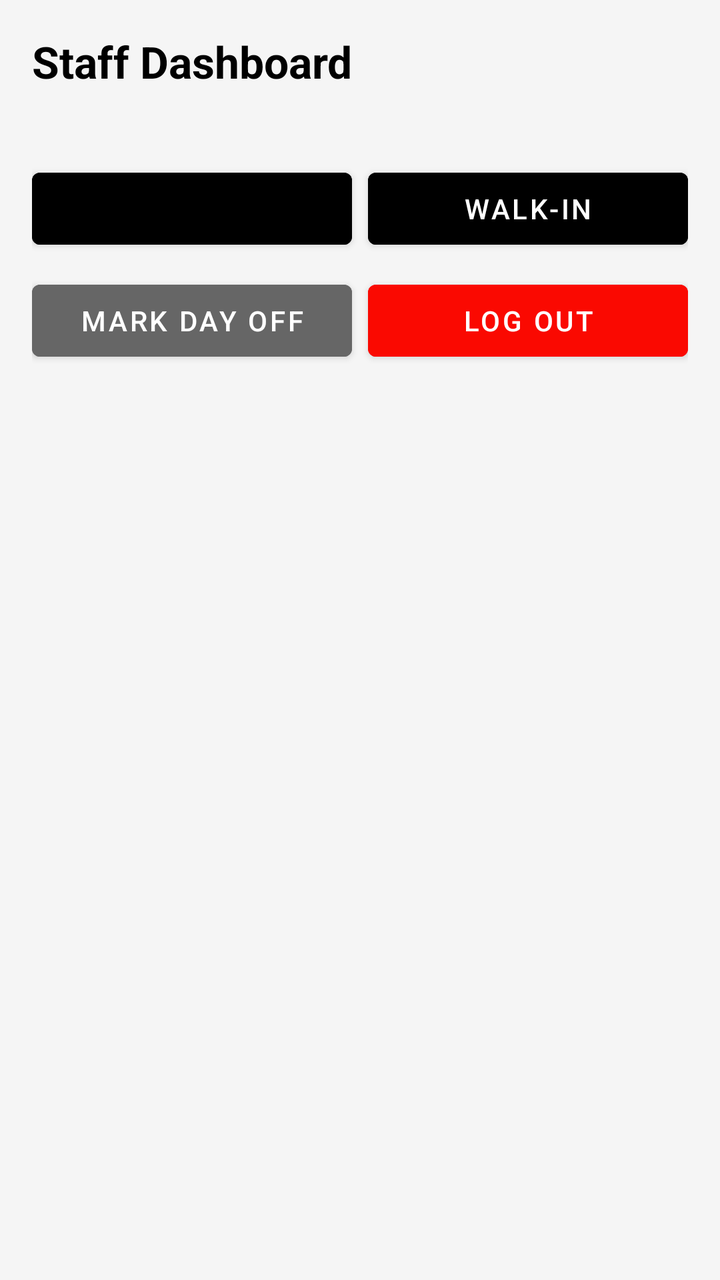
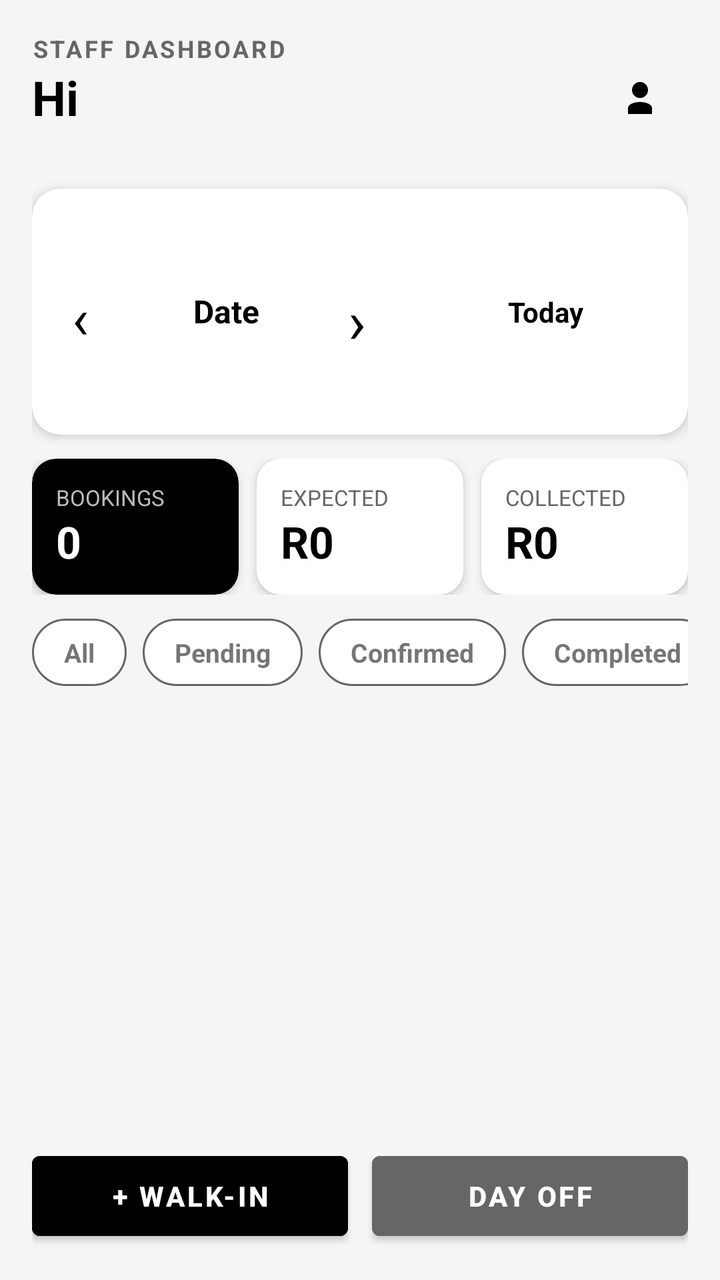

The first picture is an Android layout as it rendered before a commit; the second is the same layout after the commit. The layout source and the unified diff follow.
<!-- AndroidManifest.xml: application theme Theme.TheGentlemensBar -->
<!-- res/layout/activity_staff_dashboard.xml -->
<?xml version="1.0" encoding="utf-8"?>
<LinearLayout xmlns:android="http://schemas.android.com/apk/res/android"
    android:layout_width="match_parent"
    android:layout_height="match_parent"
    android:orientation="vertical"
    android:background="#F5F5F5"
    android:padding="16dp">

    <TextView
        android:id="@+id/staffTitle"
        android:layout_width="match_parent"
        android:layout_height="wrap_content"
        android:text="Staff Dashboard"
        android:textSize="22sp"
        android:textStyle="bold"
        android:textColor="@color/black"/>

    <TextView
        android:id="@+id/staffSummary"
        android:layout_width="match_parent"
        android:layout_height="wrap_content"
        android:textColor="@color/gray"
        android:layout_marginTop="4dp"
        android:layout_marginBottom="12dp"/>

    <LinearLayout
        android:layout_width="match_parent"
        android:layout_height="wrap_content"
        android:orientation="horizontal">

        <Button
            android:id="@+id/staffDateBtn"
            android:layout_width="0dp"
            android:layout_height="wrap_content"
            android:layout_weight="1"
            android:layout_marginEnd="4dp"
            android:backgroundTint="@color/black"
            android:textColor="@android:color/white"/>

        <Button
            android:id="@+id/staffWalkInBtn"
            android:layout_width="0dp"
            android:layout_height="wrap_content"
            android:layout_weight="1"
            android:layout_marginStart="4dp"
            android:text="Walk-in"
            android:backgroundTint="@color/black"
            android:textColor="@android:color/white"/>
    </LinearLayout>

    <LinearLayout
        android:layout_width="match_parent"
        android:layout_height="wrap_content"
        android:orientation="horizontal"
        android:layout_marginTop="8dp">

        <Button
            android:id="@+id/staffDayOffBtn"
            android:layout_width="0dp"
            android:layout_height="wrap_content"
            android:layout_weight="1"
            android:layout_marginEnd="4dp"
            android:text="Mark day off"
            android:backgroundTint="@color/gray"
            android:textColor="@android:color/white"/>

        <Button
            android:id="@+id/staffLogoutBtn"
            android:layout_width="0dp"
            android:layout_height="wrap_content"
            android:layout_weight="1"
            android:layout_marginStart="4dp"
            android:text="Log out"
            android:backgroundTint="@color/red"
            android:textColor="@android:color/white"/>
    </LinearLayout>

    <androidx.recyclerview.widget.RecyclerView
        android:id="@+id/staffRecycler"
        android:layout_width="match_parent"
        android:layout_height="0dp"
        android:layout_weight="1"
        android:layout_marginTop="12dp"/>
</LinearLayout>
<!-- resources referenced by this layout -->
<resources>
  <color name="black">#FF000000</color>
  <color name="gray">#666666</color>
  <color name="red">#FA0901</color>
  <style name="Theme.TheGentlemensBar" parent="Theme.MaterialComponents.Light.NoActionBar">
          
          <item name="colorPrimary">@color/black</item>
          <item name="colorPrimaryVariant">@color/black</item>
          <item name="colorOnPrimary">@color/white</item>
  
          
          <item name="colorSecondary">@color/black</item>
          <item name="colorOnSecondary">@color/white</item>
  
          
          <item name="android:statusBarColor">@color/black</item>
  
          
          <item name="android:windowBackground">#F5F5F5</item>
          <item name="colorSurface">@color/white</item>
          <item name="colorOnSurface">@color/black</item>
      </style>
  <color name="white">#FFFFFFFF</color>
</resources>

<!-- the commit's change to res/layout/activity_staff_dashboard.xml (unified diff, before → after) -->
@@ -1,84 +1,361 @@
 <?xml version="1.0" encoding="utf-8"?>
 <LinearLayout xmlns:android="http://schemas.android.com/apk/res/android"
+    xmlns:app="http://schemas.android.com/apk/res-auto"
     android:layout_width="match_parent"
     android:layout_height="match_parent"
     android:orientation="vertical"
     android:background="#F5F5F5"
     android:padding="16dp">
 
-    <TextView
-        android:id="@+id/staffTitle"
-        android:layout_width="match_parent"
-        android:layout_height="wrap_content"
-        android:text="Staff Dashboard"
-        android:textSize="22sp"
-        android:textStyle="bold"
-        android:textColor="@color/black"/>
-
-    <TextView
-        android:id="@+id/staffSummary"
-        android:layout_width="match_parent"
-        android:layout_height="wrap_content"
-        android:textColor="@color/gray"
-        android:layout_marginTop="4dp"
-        android:layout_marginBottom="12dp"/>
-
+    
     <LinearLayout
         android:layout_width="match_parent"
         android:layout_height="wrap_content"
-        android:orientation="horizontal">
-
-        <Button
-            android:id="@+id/staffDateBtn"
-            android:layout_width="0dp"
-            android:layout_height="wrap_content"
-            android:layout_weight="1"
-            android:layout_marginEnd="4dp"
-            android:backgroundTint="@color/black"
-            android:textColor="@android:color/white"/>
+        android:orientation="horizontal"
+        android:gravity="center_vertical">
+
+        <LinearLayout
+            android:layout_width="0dp"
+            android:layout_height="wrap_content"
+            android:layout_weight="1"
+            android:orientation="vertical">
+
+            <TextView
+                android:layout_width="wrap_content"
+                android:layout_height="wrap_content"
+                android:text="STAFF DASHBOARD"
+                android:textSize="12sp"
+                android:textStyle="bold"
+                android:letterSpacing="0.1"
+                android:textColor="@color/gray"/>
+
+            <TextView
+                android:id="@+id/staffTitle"
+                android:layout_width="wrap_content"
+                android:layout_height="wrap_content"
+                android:text="Hi"
+                android:textSize="24sp"
+                android:textStyle="bold"
+                android:textColor="@color/black"/>
+
+            <TextView
+                android:id="@+id/staffRole"
+                android:layout_width="wrap_content"
+                android:layout_height="wrap_content"
+                android:textSize="13sp"
+                android:textColor="@color/gray"/>
+        </LinearLayout>
+
+        <ImageButton
+            android:id="@+id/staffProfileBtn"
+            android:layout_width="48dp"
+            android:layout_height="48dp"
+            android:src="@drawable/ic_profile"
+            android:background="?attr/selectableItemBackgroundBorderless"
+            android:contentDescription="Settings"
+            app:tint="@color/black"/>
+    </LinearLayout>
+
+    
+    <androidx.cardview.widget.CardView
+        android:layout_width="match_parent"
+        android:layout_height="wrap_content"
+        android:layout_marginTop="12dp"
+        app:cardCornerRadius="14dp"
+        app:cardElevation="3dp">
+
+        <LinearLayout
+            android:layout_width="match_parent"
+            android:layout_height="wrap_content"
+            android:orientation="horizontal"
+            android:gravity="center_vertical"
+            android:padding="4dp">
+
+            <TextView
+                android:id="@+id/staffPrevDay"
+                android:layout_width="48dp"
+                android:layout_height="48dp"
+                android:paddingHorizontal="16dp"
+                android:paddingVertical="8dp"
+                android:text="‹"
+                android:textSize="28sp"
+                android:textColor="@color/black"
+                android:clickable="true"
+                android:focusable="true"
+                android:background="?android:attr/selectableItemBackground"/>
+
+            <TextView
+                android:id="@+id/staffDateBtn"
+                android:layout_width="0dp"
+                android:layout_height="48dp"
+                android:layout_weight="1"
+                android:gravity="center"
+                android:paddingVertical="12dp"
+                android:textSize="16sp"
+                android:text="Date"
+                android:textStyle="bold"
+                android:textColor="@color/black"
+                android:clickable="true"
+                android:focusable="true"
+                android:background="?android:attr/selectableItemBackground"/>
+
+            <TextView
+                android:id="@+id/staffNextDay"
+                android:layout_width="48dp"
+                android:layout_height="48dp"
+                android:paddingHorizontal="16dp"
+                android:paddingVertical="8dp"
+                android:text="›"
+                android:textSize="30dp"
+                android:textColor="@color/black"
+                android:clickable="true"
+                android:focusable="true"
+                android:background="?android:attr/selectableItemBackground"/>
+
+            <TextView
+                android:id="@+id/staffTodayBtn"
+                android:layout_width="wrap_content"
+                android:layout_height="wrap_content"
+                android:padding="48dp"
+                android:text="Today"
+                android:textStyle="bold"
+                android:textColor="@color/black"
+                android:clickable="true"
+                android:focusable="true"
+                android:background="?android:attr/selectableItemBackground"/>
+        </LinearLayout>
+    </androidx.cardview.widget.CardView>
+
+    
+    <LinearLayout
+        android:layout_width="match_parent"
+        android:layout_height="wrap_content"
+        android:orientation="horizontal"
+        android:layout_marginTop="12dp">
+
+        <androidx.cardview.widget.CardView
+            android:layout_width="0dp"
+            android:layout_height="wrap_content"
+            android:layout_weight="1"
+            android:layout_marginEnd="6dp"
+            app:cardBackgroundColor="@color/black"
+            app:cardCornerRadius="12dp"
+            app:cardElevation="3dp">
+            <LinearLayout
+                android:layout_width="match_parent"
+                android:layout_height="wrap_content"
+                android:orientation="vertical"
+                android:padding="12dp">
+                <TextView
+                    android:layout_width="wrap_content"
+                    android:layout_height="wrap_content"
+                    android:text="BOOKINGS"
+                    android:textSize="11sp"
+                    android:textColor="#BBBBBB"/>
+                <TextView
+                    android:id="@+id/statBookings"
+                    android:layout_width="wrap_content"
+                    android:layout_height="wrap_content"
+                    android:text="0"
+                    android:textSize="22sp"
+                    android:textStyle="bold"
+                    android:textColor="@color/white"/>
+            </LinearLayout>
+        </androidx.cardview.widget.CardView>
+
+        <androidx.cardview.widget.CardView
+            android:layout_width="0dp"
+            android:layout_height="wrap_content"
+            android:layout_weight="1"
+            android:layout_marginHorizontal="3dp"
+            app:cardCornerRadius="12dp"
+            app:cardElevation="3dp">
+            <LinearLayout
+                android:layout_width="match_parent"
+                android:layout_height="wrap_content"
+                android:orientation="vertical"
+                android:padding="12dp">
+                <TextView
+                    android:layout_width="wrap_content"
+                    android:layout_height="wrap_content"
+                    android:text="EXPECTED"
+                    android:textSize="11sp"
+                    android:textColor="@color/gray"/>
+                <TextView
+                    android:id="@+id/statExpected"
+                    android:layout_width="wrap_content"
+                    android:layout_height="wrap_content"
+                    android:text="R0"
+                    android:textSize="22sp"
+                    android:textStyle="bold"
+                    android:textColor="@color/black"/>
+            </LinearLayout>
+        </androidx.cardview.widget.CardView>
+
+        <androidx.cardview.widget.CardView
+            android:layout_width="0dp"
+            android:layout_height="wrap_content"
+            android:layout_weight="1"
+            android:layout_marginStart="6dp"
+            app:cardCornerRadius="12dp"
+            app:cardElevation="3dp">
+            <LinearLayout
+                android:layout_width="match_parent"
+                android:layout_height="wrap_content"
+                android:orientation="vertical"
+                android:padding="12dp">
+                <TextView
+                    android:layout_width="wrap_content"
+                    android:layout_height="wrap_content"
+                    android:text="COLLECTED"
+                    android:textSize="11sp"
+                    android:textColor="@color/gray"/>
+                <TextView
+                    android:id="@+id/statCollected"
+                    android:layout_width="wrap_content"
+                    android:layout_height="wrap_content"
+                    android:text="R0"
+                    android:textSize="22sp"
+                    android:textStyle="bold"
+                    android:textColor="@color/black"/>
+            </LinearLayout>
+        </androidx.cardview.widget.CardView>
+    </LinearLayout>
+
+    
+    <HorizontalScrollView
+        android:layout_width="match_parent"
+        android:layout_height="wrap_content"
+        android:layout_marginTop="12dp"
+        android:scrollbars="none">
+
+        <LinearLayout
+            android:layout_width="wrap_content"
+            android:layout_height="wrap_content"
+            android:orientation="horizontal">
+
+            <TextView
+                android:id="@+id/chipAll"
+                android:layout_width="wrap_content"
+                android:layout_height="wrap_content"
+                android:layout_marginEnd="8dp"
+                android:paddingHorizontal="16dp"
+                android:paddingVertical="8dp"
+                android:text="All"
+                android:textSize="13sp"
+                android:textStyle="bold"
+                android:clickable="true"
+                android:focusable="true"
+                android:background="@drawable/bg_chip"/>
+
+            <TextView
+                android:id="@+id/chipPending"
+                android:layout_width="wrap_content"
+                android:layout_height="wrap_content"
+                android:layout_marginEnd="8dp"
+                android:paddingHorizontal="16dp"
+                android:paddingVertical="8dp"
+                android:text="Pending"
+                android:textSize="13sp"
+                android:textStyle="bold"
+                android:clickable="true"
+                android:focusable="true"
+                android:background="@drawable/bg_chip"/>
+
+            <TextView
+                android:id="@+id/chipConfirmed"
+                android:layout_width="wrap_content"
+                android:layout_height="wrap_content"
+                android:layout_marginEnd="8dp"
+                android:paddingHorizontal="16dp"
+                android:paddingVertical="8dp"
+                android:text="Confirmed"
+                android:textSize="13sp"
+                android:textStyle="bold"
+                android:clickable="true"
+                android:focusable="true"
+                android:background="@drawable/bg_chip"/>
+
+            <TextView
+                android:id="@+id/chipCompleted"
+                android:layout_width="wrap_content"
+                android:layout_height="wrap_content"
+                android:layout_marginEnd="8dp"
+                android:paddingHorizontal="16dp"
+                android:paddingVertical="8dp"
+                android:text="Completed"
+                android:textSize="13sp"
+                android:textStyle="bold"
+                android:clickable="true"
+                android:focusable="true"
+                android:background="@drawable/bg_chip"/>
+
+            <TextView
+                android:id="@+id/chipClosed"
+                android:layout_width="wrap_content"
+                android:layout_height="wrap_content"
+                android:paddingHorizontal="16dp"
+                android:paddingVertical="8dp"
+                android:text="Cancelled"
+                android:textSize="13sp"
+                android:textStyle="bold"
+                android:clickable="true"
+                android:focusable="true"
+                android:background="@drawable/bg_chip"/>
+        </LinearLayout>
+    </HorizontalScrollView>
+
+    
+    <FrameLayout
+        android:layout_width="match_parent"
+        android:layout_height="0dp"
+        android:layout_weight="1"
+        android:layout_marginTop="8dp">
+
+        <androidx.recyclerview.widget.RecyclerView
+            android:id="@+id/staffRecycler"
+            android:layout_width="match_parent"
+            android:layout_height="match_parent"/>
+
+        <TextView
+            android:id="@+id/staffEmpty"
+            android:layout_width="match_parent"
+            android:layout_height="wrap_content"
+            android:layout_gravity="center"
+            android:gravity="center"
+            android:padding="24dp"
+            android:textSize="15sp"
+            android:textColor="@color/gray"
+            android:visibility="gone"/>
+    </FrameLayout>
+
+    
+    <LinearLayout
+        android:layout_width="match_parent"
+        android:layout_height="wrap_content"
+        android:orientation="horizontal"
+        android:layout_marginTop="8dp">
 
         <Button
             android:id="@+id/staffWalkInBtn"
             android:layout_width="0dp"
-            android:layout_height="wrap_content"
-            android:layout_weight="1"
-            android:layout_marginStart="4dp"
-            android:text="Walk-in"
+            android:layout_height="52dp"
+            android:layout_weight="1"
+            android:layout_marginEnd="6dp"
+            android:text="+ Walk-in"
+            android:textStyle="bold"
             android:backgroundTint="@color/black"
-            android:textColor="@android:color/white"/>
-    </LinearLayout>
-
-    <LinearLayout
-        android:layout_width="match_parent"
-        android:layout_height="wrap_content"
-        android:orientation="horizontal"
-        android:layout_marginTop="8dp">
+            android:textColor="@color/white"/>
 
         <Button
             android:id="@+id/staffDayOffBtn"
             android:layout_width="0dp"
-            android:layout_height="wrap_content"
-            android:layout_weight="1"
-            android:layout_marginEnd="4dp"
-            android:text="Mark day off"
+            android:layout_height="52dp"
+            android:layout_weight="1"
+            android:layout_marginStart="6dp"
+            android:text="Day off"
+            android:textStyle="bold"
             android:backgroundTint="@color/gray"
-            android:textColor="@android:color/white"/>
-
-        <Button
-            android:id="@+id/staffLogoutBtn"
-            android:layout_width="0dp"
-            android:layout_height="wrap_content"
-            android:layout_weight="1"
-            android:layout_marginStart="4dp"
-            android:text="Log out"
-            android:backgroundTint="@color/red"
-            android:textColor="@android:color/white"/>
+            android:textColor="@color/white"/>
     </LinearLayout>
-
-    <androidx.recyclerview.widget.RecyclerView
-        android:id="@+id/staffRecycler"
-        android:layout_width="match_parent"
-        android:layout_height="0dp"
-        android:layout_weight="1"
-        android:layout_marginTop="12dp"/>
 </LinearLayout>
<!-- resource entries referenced after the edit -->
@@ -2,7 +2,6 @@
 <resources>
   <color name="black">#FF000000</color>
   <color name="gray">#666666</color>
-  <color name="red">#FA0901</color>
   <style name="Theme.TheGentlemensBar" parent="Theme.MaterialComponents.Light.NoActionBar">
           
           <item name="colorPrimary">@color/black</item>
@@ -22,5 +21,27 @@
           <item name="colorOnSurface">@color/black</item>
       </style>
   <color name="white">#FFFFFFFF</color>
+  <!-- drawable bg_chip (drawable) -->
+  <?xml version="1.0" encoding="utf-8"?>
+  <shape xmlns:android="http://schemas.android.com/apk/res/android" android:shape="rectangle">
+      <solid android:color="@color/white"/>
+      <stroke android:width="1dp" android:color="@color/gray"/>
+      <corners android:radius="20dp"/>
+  </shape>
+  <!-- drawable ic_profile (drawable) -->
+  <vector xmlns:android="http://schemas.android.com/apk/res/android"
+      android:width="24dp"
+      android:height="24dp"
+      android:viewportWidth="24"
+      android:viewportHeight="24">
+      
+      <path
+          android:fillColor="#111111"
+          android:pathData="M12,12c2.21,0 4,-1.79 4,-4s-1.79,-4 -4,-4 -4,1.79 -4,4 1.79,4 4,4z"/>
+      
+      <path
+          android:fillColor="#111111"
+          android:pathData="M12,14c-3.33,0 -6,1.34 -6,3v3h12v-3c0,-1.66 -2.67,-3 -6,-3z"/>
+  </vector>
 </resources>
 
